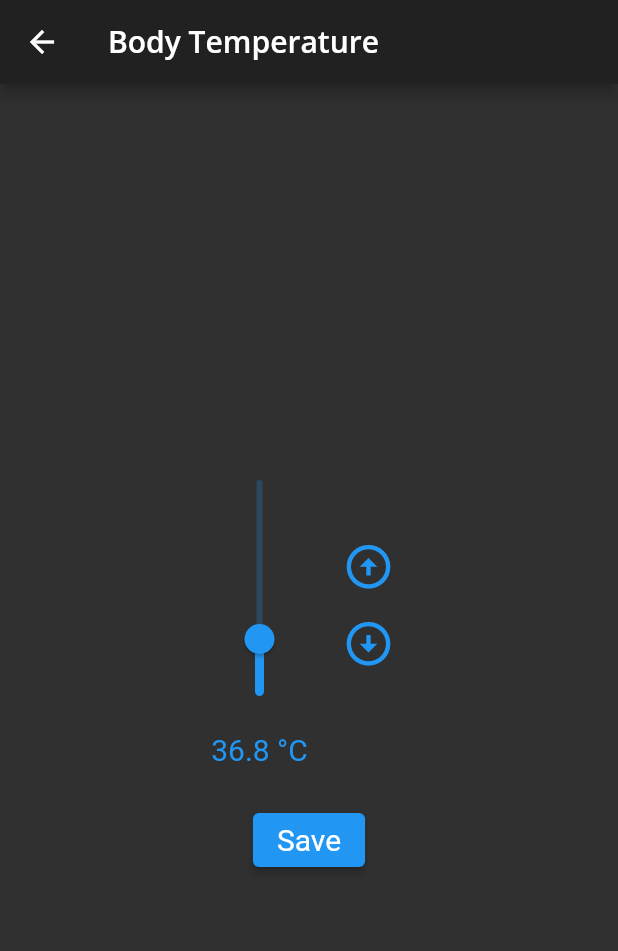
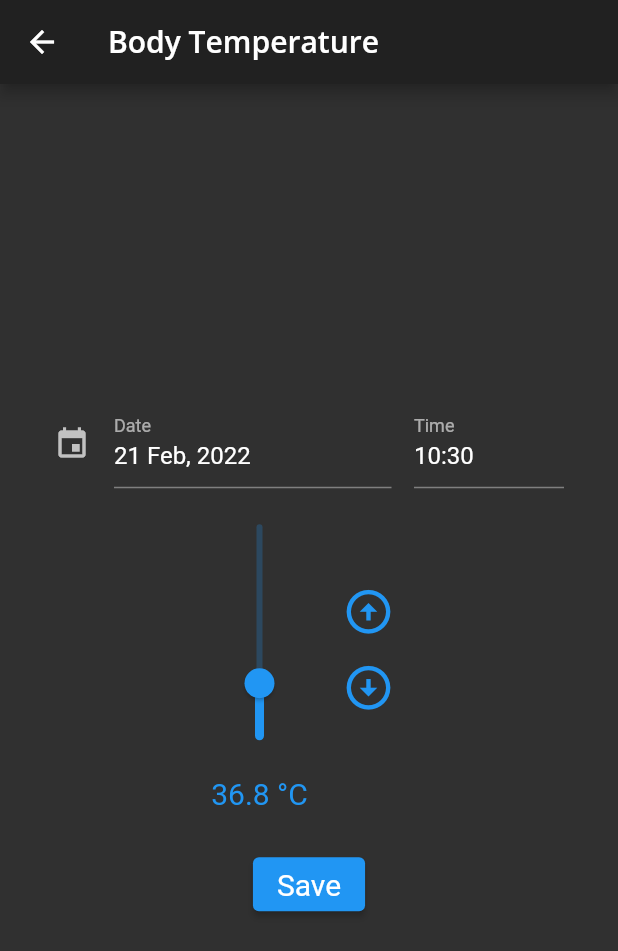
Before and after one commit to amodmulay/klinkdiary, a Flutter app: the BodyTemperatureDetailPage screen opened by its route, on a phone screen of 412 x 824 dp. Shown: the top 951 px of the screen. Run offline on Flutter 3.47's test engine with Material 2 defaults, Android fonts, the phone set to English and light mode, and no system bars; drawn by our look-alikes of date_time_picker; our stand-ins replace fl_chart, google_fonts; generated files the repository leaves out were written again.

Commit message:
* added datetime picker to body temperature items in list page * support editing of body temperature items

```diff
--- a/lib/pages/body_temperature_chart_page.dart
+++ b/lib/pages/body_temperature_chart_page.dart
@@ -25,7 +25,7 @@ class BodyTemperatureChartPage extends StatelessWidget {
       ),
       body: Center(
         child: Padding(
-          padding: const EdgeInsets.all(36.0),
+          padding: const EdgeInsets.all(16.0),
           child: Column(
             children: [
              Expanded(child: _bodyTemperatureChart),
--- a/lib/pages/body_temperature_detail_page.dart
+++ b/lib/pages/body_temperature_detail_page.dart
@@ -1,3 +1,4 @@
+import 'package:date_time_picker/date_time_picker.dart';
 import 'package:flutter/material.dart';
 import 'package:klinikdiary/data/body_temperature_record.dart';
 import 'package:klinikdiary/widgets/double_input_vertical.dart';
@@ -17,6 +18,18 @@ class BodyTemperatureDetailPage extends StatelessWidget {
     } else {
       _bodyTemperatureRecord = args as BodyTemperatureRecord;
     }
+
+    final _dateTimePicker = DateTimePicker(
+      type: DateTimePickerType.dateTimeSeparate,
+      dateMask: 'd MMM, yyyy',
+      initialValue: _bodyTemperatureRecord.dateTime.toString(),
+      firstDate: DateTime(2000),
+      lastDate: DateTime(2100),
+      icon: const Icon(Icons.event),
+      dateLabelText: 'Date',
+      timeLabelText: 'Time',
+      onChanged: (val) => _bodyTemperatureRecord.dateTime = DateTime.parse(val),
+    );
 
     // body temperature input
     final DoubleInputVertical _bodyTemperatureInput =
@@ -38,14 +51,12 @@ class BodyTemperatureDetailPage extends StatelessWidget {
           title: const Text("Body Temperature"),
         ),
         body: Center(
-          child: Container(
-            child: Padding(
-              padding: const EdgeInsets.all(36.0),
-              child: Column(
-                crossAxisAlignment: CrossAxisAlignment.center,
-                mainAxisAlignment: MainAxisAlignment.center,
-                children: <Widget>[_bodyTemperatureInput, const SizedBox(height: 25.0), _saveButton],
-              ),
+          child: Padding(
+            padding: const EdgeInsets.all(36.0),
+            child: Column(
+              crossAxisAlignment: CrossAxisAlignment.center,
+              mainAxisAlignment: MainAxisAlignment.center,
+              children: <Widget>[_dateTimePicker, _bodyTemperatureInput, const SizedBox(height: 25.0), _saveButton],
             ),
           ),
         ));
--- a/lib/widgets/body_temperature_chart.dart
+++ b/lib/widgets/body_temperature_chart.dart
@@ -121,6 +121,7 @@ class BodyTemperatureChart extends StatelessWidget {
   LineChartBarData _lineChartBarData() {
     return LineChartBarData(
       colors: [Colors.blue],
+      isCurved: true,
       barWidth: 4,
       isStrokeCapRound: true,
       dotData: FlDotData(show: false),
--- a/pubspec.yaml
+++ b/pubspec.yaml
@@ -44,6 +44,7 @@ dependencies:
   json_serializable: ^6.1.4
   build_runner: ^2.1.7
   convert: ^3.0.1
+  date_time_picker: ^2.1.0
 
 dev_dependencies:
   flutter_test:
```
Also changed, not shown: lib/pages/body_temperature_list_page.dart (+32 -5 lines), pubspec.lock.
